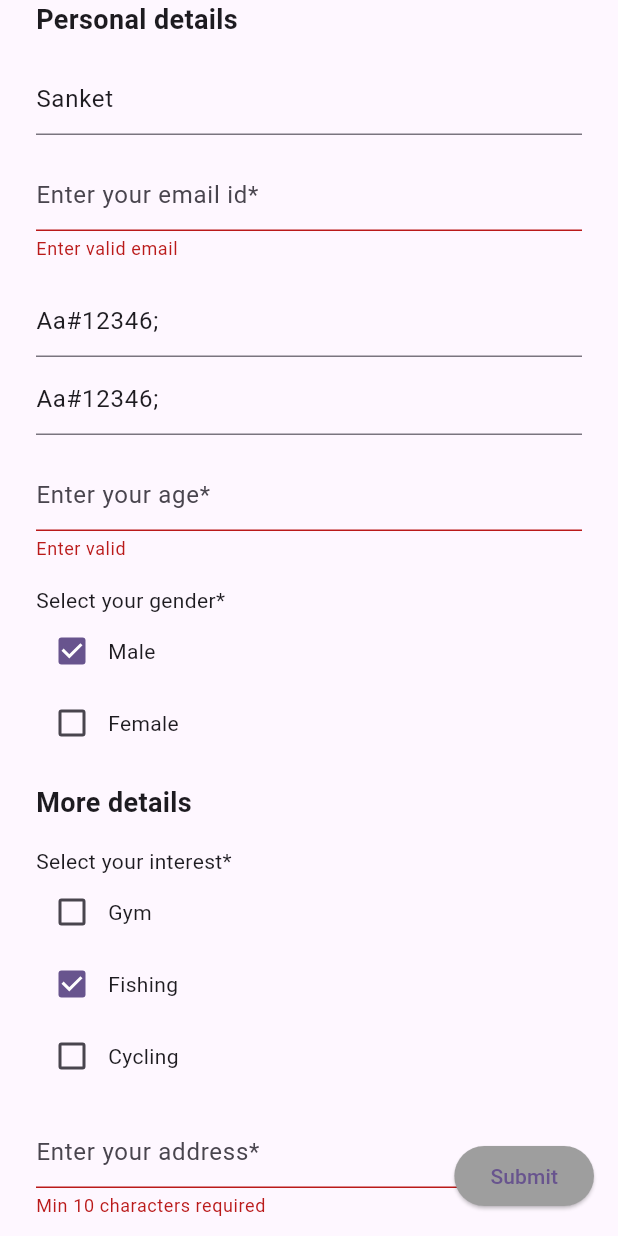
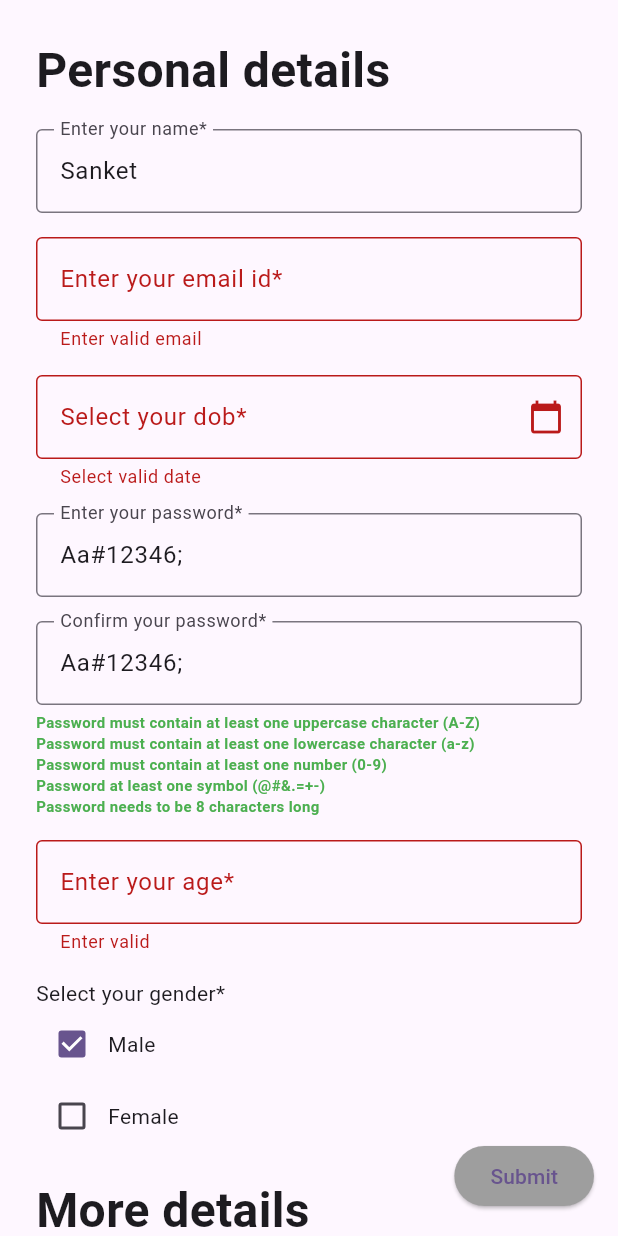
Before and after one commit to dev-naiksan/sdui-sample-flutter, a Flutter app: the screen it shows after launch, after a tap on "Submit", on a phone screen of 412 x 824 dp. Run offline on Flutter 3.47's test engine with Material 3 defaults, Android fonts, the phone set to English and light mode, and no system bars; our stand-ins replace another_flushbar.

Commit message:
DateField added

```diff
--- a/lib/form/form_notifier.dart
+++ b/lib/form/form_notifier.dart
@@ -1,9 +1,10 @@
 import 'dart:convert';
 
+import 'package:flutter/services.dart' show rootBundle;
 import 'package:flutter/widgets.dart';
-import 'package:flutter/services.dart' show rootBundle;
 import 'package:sdui_flutter_sample/models/error_model.dart';
 import 'package:sdui_flutter_sample/models/result.dart';
+
 import '../models/notifications.dart';
 import '../models/widget_model.dart';
 import '../validation_utils.dart';
@@ -54,14 +55,18 @@ class FormNotifier extends ChangeNotifier {
       model.setError(error);
       notifyListeners();
     }
-    if (notification case TextFieldWidgetNotification()) {
-      _values[notification.key] = notification.value;
-    } else if (notification case SelectionWidgetNotification()) {
-      _values[notification.key] = notification.value;
-    } else if (notification case PasswordConfirmationNotification()) {
-      _values[notification.key] = notification.value;
-    } else {
-      return false;
+    switch (notification) {
+      case TextFieldWidgetNotification():
+        _values[notification.key] = notification.value;
+
+      case DateFieldWidgetNotification():
+        _values[notification.key] = notification.value;
+
+      case PasswordConfirmationNotification():
+        _values[notification.key] = notification.value;
+
+      case SelectionWidgetNotification():
+        _values[notification.key] = notification.value;
     }
     _checkButtonState();
     notifyListeners();
@@ -93,7 +98,7 @@ class FormNotifier extends ChangeNotifier {
   }
 
   FieldError? _validateField(FieldModel model, FieldValue result) {
-    if(!model.mandatory){
+    if (!model.mandatory) {
       return null;
     }
     return switch (model) {
@@ -104,6 +109,8 @@ class FormNotifier extends ChangeNotifier {
       PasswordConfirmationModel() =>
         ValidationUtils.validateConfirmationPassword(
             model, result as PasswordConfirmationValue),
+      DateFieldModel() =>
+        ValidationUtils.validateDate(model, result as DateFieldValue),
       TextModel() => null,
     };
   }
--- a/lib/form/form_screen.dart
+++ b/lib/form/form_screen.dart
@@ -28,7 +28,7 @@ class FormScreen extends StatelessWidget {
                   controller: notifier.scrollController,
                   padding: EdgeInsets.fromLTRB(
                     24,
-                    MediaQuery.of(context).viewPadding.top,
+                    MediaQuery.of(context).viewPadding.top + 24,
                     24,
                     100,
                   ),
--- a/lib/models/error_model.dart
+++ b/lib/models/error_model.dart
@@ -4,6 +4,12 @@ class TextFieldError extends FieldError {
   final String? value;
 
   TextFieldError(this.value);
+}
+
+class DateFieldError extends FieldError {
+  final String? value;
+
+  DateFieldError(this.value);
 }
 
 class SelectionError extends FieldError {
--- a/lib/models/notifications.dart
+++ b/lib/models/notifications.dart
@@ -1,4 +1,3 @@
-
 import 'package:flutter/widgets.dart';
 import 'package:sdui_flutter_sample/models/widget_model.dart';
 
@@ -22,6 +21,23 @@ class TextFieldWidgetNotification extends FieldNotification {
   @override
   String toString() {
     return 'TextFieldWidgetNotification(key=$key, value=$value)';
+  }
+}
+
+class DateFieldWidgetNotification extends FieldNotification {
+  @override
+  final String key;
+  @override
+  final DateFieldValue value;
+
+  DateFieldWidgetNotification({
+    required this.key,
+    required this.value,
+  });
+
+  @override
+  String toString() {
+    return 'DateFieldWidgetNotification(key=$key, value=$value)';
   }
 }
 
--- a/lib/models/widget_model.dart
+++ b/lib/models/widget_model.dart
@@ -1,3 +1,4 @@
+import 'package:intl/intl.dart';
 import 'package:sdui_flutter_sample/extensions.dart';
 import 'package:sdui_flutter_sample/models/error_model.dart';
 
@@ -23,6 +24,8 @@ sealed class FieldModel {
         return TextModel.fromJson(json);
       case PasswordConfirmationModel.widgetType:
         return PasswordConfirmationModel.fromJson(json);
+      case DateFieldModel.widgetType:
+        return DateFieldModel.fromJson(json);
       default:
         return TextModel(
           key: 'unknown',
@@ -47,6 +50,17 @@ class TextFieldValue extends FieldValue<String> {
 
   @override
   String get raw => value;
+}
+
+class DateFieldValue extends FieldValue<DateTime?> {
+  @override
+  final DateTime? value;
+
+  DateFieldValue(this.value);
+
+  @override
+  String get raw =>
+      value == null ? '' : DateFormat('yyyy-MM-dd').format(value!);
 }
 
 class PasswordConfirmationValue extends FieldValue<String> {
@@ -295,3 +309,60 @@ class PasswordConfirmationModel extends FieldModel {
     required this.mandatory,
   });
 }
+
+class DateFieldModel extends FieldModel {
+  static const widgetType = 'date_field';
+
+  @override
+  final String key;
+  final String placeholder;
+  @override
+  final DateFieldValue defaultValue;
+
+  final DateTime? min;
+  final DateTime? max;
+
+  @override
+  final bool mandatory;
+
+  DateFieldError? _error;
+
+  @override
+  void setError(DateFieldError? e) {
+    _error = e;
+  }
+
+  static DateFieldValue _getValueFromRaw(String? raw) {
+    if (raw == null) {
+      return DateFieldValue(null);
+    }
+    try {
+      return DateFieldValue(DateFormat('yyyy-MM-dd').parse(raw));
+    } catch (_) {
+      return DateFieldValue(null);
+    }
+  }
+
+  factory DateFieldModel.fromJson(Map<String, dynamic> json) {
+    return DateFieldModel(
+      key: json['key'],
+      placeholder: json['placeholder'],
+      defaultValue: _getValueFromRaw(json['initial_value']),
+      min: json['min'],
+      max: json['max'],
+      mandatory: json['mandatory'] == true,
+    );
+  }
+
+  DateFieldModel({
+    required this.key,
+    required this.placeholder,
+    required this.defaultValue,
+    required this.mandatory,
+    this.min,
+    this.max,
+  });
+
+  @override
+  DateFieldError? get error => _error;
+}
--- a/lib/validation_utils.dart
+++ b/lib/validation_utils.dart
@@ -6,12 +6,11 @@ class ValidationUtils {
       TextFieldModel model, TextFieldValue value) {
     final max = model.max;
     final min = model.min;
-    if (model.type == TextFieldType.email && !value.raw.contains('@')) {
-      return TextFieldError("Enter valid email");
-    } else if (model.type == TextFieldType.password && value.raw.length < 6) {
-      return TextFieldError(
-          "Enter valid password (at least 6 characters long)");
-    }else if (max != null && max == min && value.value.length != max) {
+    if (model.type == TextFieldType.email) {
+      return validateEmail(value);
+    } else if (model.type == TextFieldType.password) {
+      return validatePassword(value.value);
+    } else if (max != null && max == min && value.value.length != max) {
       return TextFieldError("Must be $max character long");
     } else if (max != null && value.value.length > max) {
       return TextFieldError("Max $max characters allowed");
@@ -21,6 +20,13 @@ class ValidationUtils {
       return TextFieldError("Enter valid");
     }
     return null;
+  }
+
+  static TextFieldError? validateEmail(TextFieldValue value) {
+    final regex = RegExp(r'^[\w-.]+@([\w-]+\.)+[\w-]{2,4}$');
+    return regex.hasMatch(value.value)
+        ? null
+        : TextFieldError("Enter valid email");
   }
 
   static SelectionError? validateSelection(
@@ -33,13 +39,74 @@ class ValidationUtils {
 
   static PasswordConfirmationError? validateConfirmationPassword(
       PasswordConfirmationModel model, PasswordConfirmationValue result) {
-    if (result.value1.length < 6) {
-      return PasswordConfirmationError(
-          "Password length must be greater than 6", null);
+    final error = validatePassword(result.value1);
+    if (error != null) {
+      return PasswordConfirmationError(error.value, null);
     } else if (result.value1 != result.value2) {
       return PasswordConfirmationError(
           null, "Confirm password is not same as above");
     }
     return null;
   }
+
+  static TextFieldError? validatePassword(String str) {
+    if (!PasswordValidator.hasAtLeastOneUpCase(str)) {
+      return TextFieldError(PasswordValidator.msgAtLeastOneUpCase);
+    } else if (!PasswordValidator.hasAtLeastOneLoCase(str)) {
+      return TextFieldError(PasswordValidator.msgAtLeastOneLoCase);
+    } else if (!PasswordValidator.hasAtLeastOneNumber(str)) {
+      return TextFieldError(PasswordValidator.msgAtLeastOneNumber);
+    } else if (!PasswordValidator.hasAtLeastOneSymbol(str)) {
+      return TextFieldError(PasswordValidator.msgAtLeastOneSymbol);
+    } else if (!PasswordValidator.hasValidLength(str)) {
+      return TextFieldError(PasswordValidator.msgValidLength);
+    }
+    return null;
+  }
+
+  static DateFieldError? validateDate(
+      DateFieldModel model, DateFieldValue result) {
+    if (result.value == null) {
+      return DateFieldError('Select valid date');
+    }
+    return null;
+  }
 }
+
+class PasswordValidator {
+  static const minLength = 8;
+  static const validCharacters = '@#&.=+-';
+  static final _rgxAtLeastOneUpCase = RegExp(r'[A-Z]+');
+  static final _rgxAtLeastOneLoCase = RegExp(r'[a-z]+');
+  static final _rgxAtLeastOneNumber = RegExp(r'[0-9]+');
+  static final _rgxAtLeastOneSymbol = RegExp('[$validCharacters]');
+
+  static const msgAtLeastOneUpCase =
+      "Password must contain at least one uppercase character (A-Z)";
+
+  static const msgAtLeastOneLoCase =
+      "Password must contain at least one lowercase character (a-z)";
+
+  static const msgAtLeastOneNumber =
+      "Password must contain at least one number (0-9)";
+
+  static const msgAtLeastOneSymbol =
+      "Password at least one symbol (${PasswordValidator.validCharacters})";
+
+  static const msgValidLength =
+      "Password needs to be ${PasswordValidator.minLength} characters long";
+
+  static bool hasAtLeastOneUpCase(String str) =>
+      _rgxAtLeastOneUpCase.hasMatch(str);
+
+  static bool hasAtLeastOneLoCase(String str) =>
+      _rgxAtLeastOneLoCase.hasMatch(str);
+
+  static bool hasAtLeastOneNumber(String str) =>
+      _rgxAtLeastOneNumber.hasMatch(str);
+
+  static bool hasAtLeastOneSymbol(String str) =>
+      _rgxAtLeastOneSymbol.hasMatch(str);
+
+  static bool hasValidLength(String str) => str.length >= minLength;
+}
--- /dev/null
+++ b/lib/widgets/date_field.dart
@@ -0,0 +1,60 @@
+import 'package:flutter/material.dart';
+import 'package:intl/intl.dart';
+import 'package:sdui_flutter_sample/models/error_model.dart';
+import 'package:sdui_flutter_sample/models/widget_model.dart';
+
+import '../models/notifications.dart';
+
+Future<DateTime?> _selectDate(
+  BuildContext context,
+  DateTime initialDate,
+) async {
+  return await showDatePicker(
+    context: context,
+    initialDate: initialDate,
+    firstDate: DateTime(1900),
+    lastDate: DateTime(2100),
+  );
+}
+
+class DateInputField extends StatelessWidget {
+  final DateFieldModel model;
+  final DateFieldValue fieldValue;
+  final DateFieldError? error;
+
+  const DateInputField({
+    super.key,
+    required this.model,
+    required this.fieldValue,
+    required this.error,
+  });
+
+  @override
+  Widget build(BuildContext context) {
+    final value = fieldValue.value;
+    final textValue =
+        value == null ? '' : DateFormat('dd/MM/yyyy').format(value);
+    return TextFormField(
+      controller: TextEditingController(text: textValue),
+      keyboardType: TextInputType.none,
+      readOnly: true,
+      showCursor: false,
+      decoration: InputDecoration(
+        border: const OutlineInputBorder(borderSide: BorderSide()),
+        labelText: model.placeholder,
+        hintText: model.placeholder,
+        errorText: error?.value,
+        suffixIcon: const Icon(Icons.calendar_today),
+      ),
+      onTap: () async {
+        final result =
+            await _selectDate(context, fieldValue.value ?? DateTime.now());
+        if (context.mounted && result != null) {
+          DateFieldWidgetNotification(
+                  key: model.key, value: DateFieldValue(result))
+              .dispatch(context);
+        }
+      },
+    );
+  }
+}
--- a/lib/widgets/mapper_widget.dart
+++ b/lib/widgets/mapper_widget.dart
@@ -6,20 +6,8 @@ import 'package:sdui_flutter_sample/widgets/selection_widget.dart';
 import 'package:sdui_flutter_sample/widgets/text_field_widget.dart';
 
 import '../models/widget_model.dart';
+import 'date_field.dart';
 import 'text_widget.dart';
-
-String getStr(FieldModel model) {
-  switch (model) {
-    case TextFieldModel():
-      return model.key;
-    case SelectionModel():
-      return model.key;
-    case TextModel():
-      return model.key;
-    case PasswordConfirmationModel():
-      return model.key;
-  }
-}
 
 class MapperWidget extends StatelessWidget {
   final FieldModel model;
@@ -71,6 +59,13 @@ class MapperWidget extends StatelessWidget {
           fieldValue: value,
           error: error as PasswordConfirmationError?,
         );
+      case DateFieldModel():
+        DateFieldValue value = values[model.key] as DateFieldValue;
+        return DateInputField(
+          model: m,
+          fieldValue: value,
+          error: error as DateFieldError?,
+        );
     }
   }
 }
--- a/lib/widgets/password_confirmaton_field_widget.dart
+++ b/lib/widgets/password_confirmaton_field_widget.dart
@@ -2,6 +2,7 @@ import 'dart:async';
 
 import 'package:flutter/material.dart';
 import 'package:sdui_flutter_sample/models/error_model.dart';
+import 'package:sdui_flutter_sample/validation_utils.dart';
 
 import '../models/notifications.dart';
 import '../models/widget_model.dart';
@@ -19,10 +20,12 @@ class PasswordConfirmationWidget extends StatefulWidget {
   });
 
   @override
-  State<PasswordConfirmationWidget> createState() => _PasswordConfirmationWidgetState();
+  State<PasswordConfirmationWidget> createState() =>
+      _PasswordConfirmationWidgetState();
 }
 
-class _PasswordConfirmationWidgetState extends State<PasswordConfirmationWidget> {
+class _PasswordConfirmationWidgetState
+    extends State<PasswordConfirmationWidget> {
   final TextEditingController _controller1 = TextEditingController();
   final TextEditingController _controller2 = TextEditingController();
   Timer? _debounce;
@@ -44,10 +47,13 @@ class _PasswordConfirmationWidgetState extends State<PasswordConfirmationWidget>
   @override
   Widget build(BuildContext context) {
     return Column(
+      crossAxisAlignment: CrossAxisAlignment.start,
       children: [
         TextField(
           controller: _controller1,
           decoration: InputDecoration(
+            labelText: widget.model.placeholder,
+            border: const OutlineInputBorder(borderSide: BorderSide()),
             errorText: widget.error?.value1,
             hintText: widget.model.placeholder,
           ),
@@ -55,10 +61,12 @@ class _PasswordConfirmationWidgetState extends State<PasswordConfirmationWidget>
             _onChanged();
           },
         ),
-        const SizedBox(height: 4),
+        const SizedBox(height: 16),
         TextField(
           controller: _controller2,
           decoration: InputDecoration(
+            labelText: widget.model.placeholder2,
+            border: const OutlineInputBorder(borderSide: BorderSide()),
             errorText: widget.error?.value2,
             hintText: widget.model.placeholder2,
           ),
@@ -66,7 +74,29 @@ class _PasswordConfirmationWidgetState extends State<PasswordConfirmationWidget>
             _onChanged();
           },
         ),
+        const SizedBox(height: 4),
+        _buildPasswordHint(PasswordValidator.msgAtLeastOneUpCase,
+            PasswordValidator.hasAtLeastOneUpCase(_controller1.text)),
+        _buildPasswordHint(PasswordValidator.msgAtLeastOneLoCase,
+            PasswordValidator.hasAtLeastOneLoCase(_controller1.text)),
+        _buildPasswordHint(PasswordValidator.msgAtLeastOneNumber,
+            PasswordValidator.hasAtLeastOneNumber(_controller1.text)),
+        _buildPasswordHint(PasswordValidator.msgAtLeastOneSymbol,
+            PasswordValidator.hasAtLeastOneSymbol(_controller1.text)),
+        _buildPasswordHint(PasswordValidator.msgValidLength,
+            PasswordValidator.hasValidLength(_controller1.text)),
       ],
+    );
+  }
+
+  Widget _buildPasswordHint(String msg, bool valid) {
+    return Text(
+      msg,
+      style: TextStyle(
+        fontWeight: FontWeight.w600,
+        fontSize: 10,
+        color: valid ? Colors.green : Colors.red,
+      ),
     );
   }
 
--- a/lib/widgets/text_field_widget.dart
+++ b/lib/widgets/text_field_widget.dart
@@ -67,9 +67,12 @@ class _TextFieldWidgetState extends State<TextFieldWidget> {
       controller: _controller,
       keyboardType: keyboardType,
       decoration: InputDecoration(
-          errorText: widget.error?.value,
-          hintText: widget.model.placeholder,
-          counter: null),
+        border: const OutlineInputBorder(borderSide: BorderSide()),
+        errorText: widget.error?.value,
+        labelText: widget.model.placeholder,
+        hintText: widget.model.placeholder,
+        counter: null,
+      ),
       inputFormatters: [
         LengthLimitingTextInputFormatter(widget.model.max),
         FilteringTextInputFormatter.singleLineFormatter,
--- a/lib/widgets/text_widget.dart
+++ b/lib/widgets/text_widget.dart
@@ -10,12 +10,12 @@ class TextWidget extends StatelessWidget {
   Widget build(BuildContext context) {
     double textSize;
     FontWeight fontWeight;
-    switch(model.type){
+    switch (model.type) {
       case TextType.title:
-        textSize = 18.0;
+        textSize = 32.0;
         fontWeight = FontWeight.w700;
       case TextType.subtitle:
-        textSize = 16.0;
+        textSize = 18.0;
         fontWeight = FontWeight.w500;
       case TextType.body:
         textSize = 12.0;
@@ -23,10 +23,7 @@ class TextWidget extends StatelessWidget {
     }
     return Text(
       model.defaultValue.value,
-      style: TextStyle(
-        fontSize: textSize,
-        fontWeight: fontWeight
-      ),
+      style: TextStyle(fontSize: textSize, fontWeight: fontWeight),
     );
   }
 }
--- a/pubspec.yaml
+++ b/pubspec.yaml
@@ -38,6 +38,7 @@ dependencies:
   provider:
   collection:
   another_flushbar:
+  intl:
 
 dev_dependencies:
   flutter_test:
```
Also changed, not shown: assets/json/sample_response.json (+8 -0 lines), lib/widgets/selection_widget.dart (+8 -3 lines), pubspec.lock, 2 other files.
